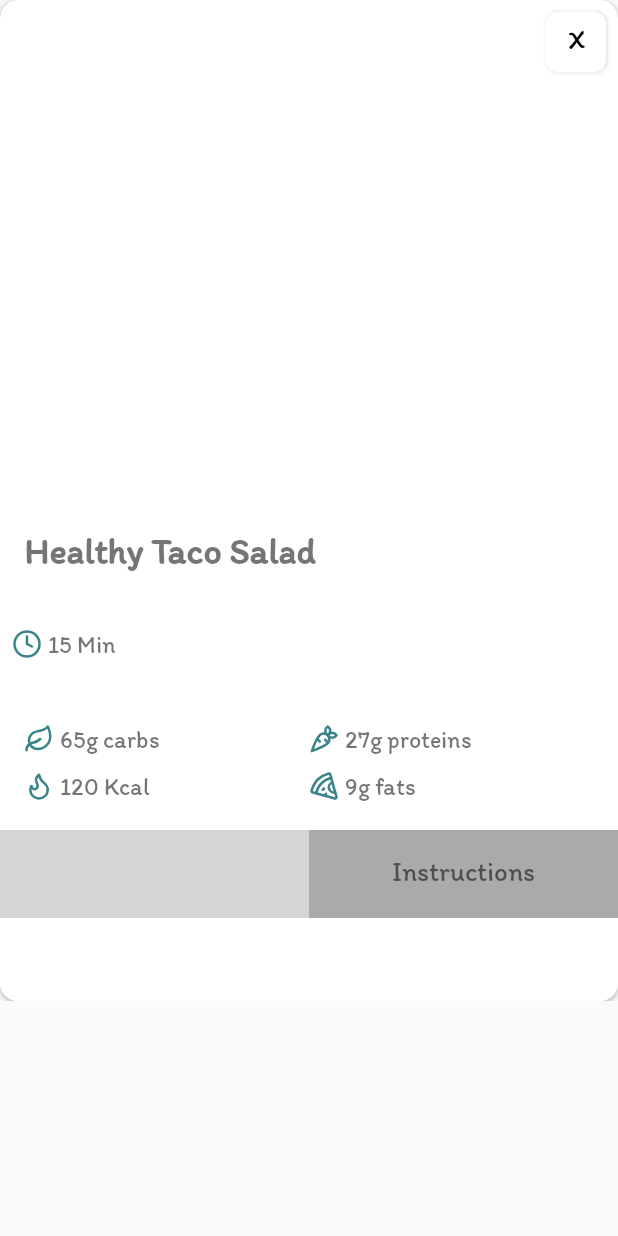
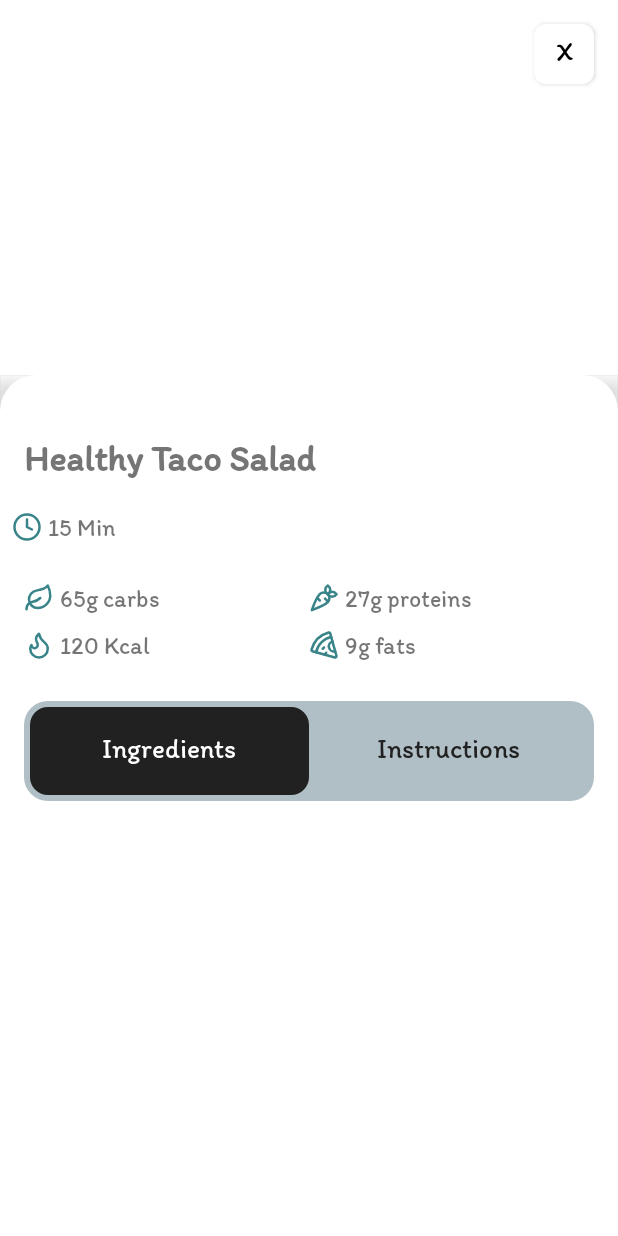
Before and after one commit to HaykAsatryanArm/UtemQez, an Android app: the RecipeDetailActivity screen opened directly, with no data from a screen before it, on a phone screen of 412 x 824 dp. Run offline under Robolectric (Android 15) with nearby library versions, the phone set to English and light mode, and no system bars; pictures from the network do not load; 1 statement that could not run was skipped; grey boxes are pictures that could not be loaded.

Commit message:
Recipe Design

```diff
--- a/app/src/main/java/com/haykasatryan/utemqez/RecipeDetailActivity.java
+++ b/app/src/main/java/com/haykasatryan/utemqez/RecipeDetailActivity.java
@@ -94,10 +94,10 @@ public class RecipeDetailActivity extends AppCompatActivity {
         // Populate nutrition
         Nutrition nutrition = recipe.getNutrition();
         if (nutrition != null) {
-            caloriesText.setText(nutrition.getCalories() != null ? nutrition.getCalories() + " Kcal" : "N/A");
-            proteinText.setText(nutrition.getProtein() != null ? nutrition.getProtein() + "g proteins" : "N/A");
-            fatText.setText(nutrition.getFat() != null ? nutrition.getFat() + "g fats" : "N/A");
-            carbsText.setText(nutrition.getCarbs() != null ? nutrition.getCarbs() + "g carbs" : "N/A");
+            caloriesText.setText(nutrition.getCalories() != null ? nutrition.getCalories(): "N/A");
+            proteinText.setText(nutrition.getProtein() != null ? nutrition.getProtein(): "N/A");
+            fatText.setText(nutrition.getFat() != null ? nutrition.getFat(): "N/A");
+            carbsText.setText(nutrition.getCarbs() != null ? nutrition.getCarbs(): "N/A");
         }
 
         // Populate ingredients
@@ -350,13 +350,17 @@ public class RecipeDetailActivity extends AppCompatActivity {
         if (showIngredients) {
             ingredientsContent.setVisibility(View.VISIBLE);
             instructionsContent.setVisibility(View.GONE);
-            ingredientsHeader.setBackgroundColor(getResources().getColor(R.color.main));
-            instructionsHeader.setBackgroundColor(getResources().getColor(android.R.color.darker_gray));
+            ingredientsHeader.setBackgroundResource(R.drawable.header_background); // Black background with rounded corners
+            ingredientsHeader.setTextColor(getResources().getColor(android.R.color.white));
+            instructionsHeader.setBackgroundResource(R.drawable.header_unselected_background); // Grey background with rounded corners
+            instructionsHeader.setTextColor(getResources().getColor(R.color.black_background));
         } else {
             ingredientsContent.setVisibility(View.GONE);
             instructionsContent.setVisibility(View.VISIBLE);
-            ingredientsHeader.setBackgroundColor(getResources().getColor(android.R.color.darker_gray));
-            instructionsHeader.setBackgroundColor(getResources().getColor(R.color.main));
+            ingredientsHeader.setBackgroundResource(R.drawable.header_unselected_background); // Grey background with rounded corners
+            ingredientsHeader.setTextColor(getResources().getColor(R.color.black_background));
+            instructionsHeader.setBackgroundResource(R.drawable.header_background); // Black background with rounded corners
+            instructionsHeader.setTextColor(getResources().getColor(android.R.color.white));
         }
     }
 
--- /dev/null
+++ b/app/src/main/res/drawable/header_background.xml
@@ -0,0 +1,4 @@
+<shape xmlns:android="http://schemas.android.com/apk/res/android">
+    <solid android:color="@color/black_background"/>
+    <corners android:radius="12dp"/>
+</shape>
--- /dev/null
+++ b/app/src/main/res/drawable/header_unselected_background.xml
@@ -0,0 +1,4 @@
+<shape xmlns:android="http://schemas.android.com/apk/res/android">
+    <solid android:color="@color/grey_background"/>
+    <corners android:radius="12dp"/>
+</shape>
--- /dev/null
+++ b/app/src/main/res/drawable/rounded_top_background.xml
@@ -0,0 +1,8 @@
+<shape xmlns:android="http://schemas.android.com/apk/res/android">
+    <solid android:color="@android:color/black"/>
+    <corners
+        android:topLeftRadius="16dp"
+        android:topRightRadius="16dp"
+        android:bottomLeftRadius="0dp"
+        android:bottomRightRadius="0dp"/>
+</shape>
--- /dev/null
+++ b/app/src/main/res/drawable/rounded_top_card.xml
@@ -0,0 +1,9 @@
+<?xml version="1.0" encoding="utf-8"?>
+<shape xmlns:android="http://schemas.android.com/apk/res/android">
+    <corners
+        android:topLeftRadius="24dp"
+        android:topRightRadius="24dp"
+        android:bottomLeftRadius="0dp"
+        android:bottomRightRadius="0dp" />
+    <solid android:color="@android:color/white" />
+</shape>
--- /dev/null
+++ b/app/src/main/res/drawable/toggle_headers_background.xml
@@ -0,0 +1,4 @@
+<shape xmlns:android="http://schemas.android.com/apk/res/android">
+    <solid android:color="@color/grey_background"/>
+    <corners android:radius="16dp"/>
+</shape>
--- a/app/src/main/res/layout/activity_recipe_detail.xml
+++ b/app/src/main/res/layout/activity_recipe_detail.xml
@@ -1,60 +1,72 @@
 <?xml version="1.0" encoding="utf-8"?>
-<androidx.core.widget.NestedScrollView
+<androidx.core.widget.NestedScrollView xmlns:android="http://schemas.android.com/apk/res/android"
+    xmlns:app="http://schemas.android.com/apk/res-auto"
     android:id="@+id/main"
-    xmlns:android="http://schemas.android.com/apk/res/android"
-    xmlns:app="http://schemas.android.com/apk/res-auto"
     android:layout_width="match_parent"
-    android:layout_height="match_parent">
+    android:layout_height="match_parent"
+    android:background="@color/white"
+    android:fillViewport="true">
 
     <androidx.constraintlayout.widget.ConstraintLayout
         android:layout_width="match_parent"
         android:layout_height="wrap_content">
 
-        <androidx.cardview.widget.CardView
-            android:layout_width="match_parent"
-            android:layout_height="wrap_content"
-            app:cardCornerRadius="12dp"
-            app:layout_constraintTop_toTopOf="parent">
-
-            <androidx.constraintlayout.widget.ConstraintLayout
-                android:layout_width="match_parent"
-                android:layout_height="wrap_content">
-
-                <FrameLayout
-                    android:id="@+id/imageFrame"
-                    android:layout_width="match_parent"
-                    android:layout_height="320dp"
-                    app:layout_constraintTop_toTopOf="parent">
-
+        <!-- Image View (top of screen) -->
         <ImageView
             android:id="@+id/detailRecipeImage"
             android:layout_width="match_parent"
             android:layout_height="300dp"
-                        android:scaleType="centerCrop"/>
+            android:scaleType="centerCrop"
+            app:layout_constraintTop_toTopOf="parent" />
 
+        <!-- Close button floating over image -->
         <Button
             android:id="@+id/closeButton"
             android:layout_width="40dp"
             android:layout_height="40dp"
-                        android:layout_gravity="end|top"
-                        android:layout_margin="8dp"
+            android:layout_margin="16dp"
+            android:background="@drawable/rounded_white_square"
+            android:contentDescription="Close recipe"
             android:text="X"
+            android:textColor="@android:color/black"
             android:textSize="18sp"
-                        android:textColor="@android:color/black"
-                        android:background="@drawable/rounded_white_square"
-                        android:contentDescription="Close recipe"/>
-                </FrameLayout>
+            app:layout_constraintEnd_toEndOf="parent"
+            app:layout_constraintTop_toTopOf="parent" />
 
+        <!-- Rounded card that overlaps the bottom of the image -->
+        <FrameLayout
+            android:layout_width="match_parent"
+            android:layout_height="wrap_content"
+            android:layout_marginTop="250dp"
+            android:clipChildren="true"
+            android:clipToPadding="true"
+            app:layout_constraintTop_toTopOf="parent">
+
+            <!-- Rounded card that overlaps the bottom of the image -->
+            <androidx.cardview.widget.CardView
+                android:layout_width="match_parent"
+                android:layout_height="wrap_content"
+                app:cardBackgroundColor="@android:color/transparent"
+                app:cardCornerRadius="0dp"
+                app:cardElevation="8dp">
+
+                <androidx.constraintlayout.widget.ConstraintLayout
+                    android:layout_width="match_parent"
+                    android:layout_height="wrap_content"
+                    android:background="@drawable/rounded_top_card"
+                    android:paddingTop="32dp">
+
+                    <!-- Rest of your content remains unchanged -->
                     <TextView
                         android:id="@+id/detailRecipeTitle"
                         android:layout_width="match_parent"
                         android:layout_height="wrap_content"
+                        android:paddingHorizontal="16dp"
+                        android:paddingVertical="8dp"
                         android:text="Healthy Taco Salad"
                         android:textSize="24sp"
                         android:textStyle="bold"
-                    android:layout_marginTop="16dp"
-                    android:padding="16dp"
-                    app:layout_constraintTop_toBottomOf="@id/imageFrame"/>
+                        app:layout_constraintTop_toTopOf="parent" />
 
                     <!-- Time with Icon -->
                     <LinearLayout
@@ -62,24 +74,23 @@
                         android:layout_width="wrap_content"
                         android:layout_height="wrap_content"
                         android:orientation="horizontal"
-                    android:layout_marginTop="8dp"
                         android:padding="8dp"
-                    app:layout_constraintTop_toBottomOf="@id/detailRecipeTitle"
-                    app:layout_constraintStart_toStartOf="parent">
+                        app:layout_constraintStart_toStartOf="parent"
+                        app:layout_constraintTop_toBottomOf="@id/detailRecipeTitle">
 
                         <ImageView
                             android:layout_width="20dp"
                             android:layout_height="20dp"
-                        android:src="@drawable/clock"
-                        android:contentDescription="Time Icon"/>
+                            android:contentDescription="Time Icon"
+                            android:src="@drawable/clock" />
 
                         <TextView
                             android:id="@+id/detailReadyInMinutes"
                             android:layout_width="wrap_content"
                             android:layout_height="wrap_content"
+                            android:layout_marginStart="4dp"
                             android:text="15 Min"
-                        android:textSize="16sp"
-                        android:layout_marginStart="4dp"/>
+                            android:textSize="16sp" />
                     </LinearLayout>
 
                     <!-- Nutrition Layout (2x2 Grid) -->
@@ -88,7 +99,6 @@
                         android:layout_width="match_parent"
                         android:layout_height="wrap_content"
                         android:orientation="vertical"
-                    android:layout_marginTop="16dp"
                         android:padding="16dp"
                         app:layout_constraintTop_toBottomOf="@id/timeLayout">
 
@@ -96,31 +106,31 @@
                         <LinearLayout
                             android:layout_width="match_parent"
                             android:layout_height="wrap_content"
-                        android:orientation="horizontal"
                             android:layout_weight="1"
-                        android:gravity="center">
+                            android:gravity="center"
+                            android:orientation="horizontal">
 
                             <!-- Carbs -->
                             <LinearLayout
                                 android:layout_width="0dp"
                                 android:layout_height="wrap_content"
                                 android:layout_weight="1"
-                            android:orientation="horizontal"
-                            android:gravity="left">
+                                android:gravity="left"
+                                android:orientation="horizontal">
 
                                 <ImageView
                                     android:layout_width="20dp"
                                     android:layout_height="20dp"
-                                android:src="@drawable/carbs"
-                                android:contentDescription="Carbs Icon"/>
+                                    android:contentDescription="Carbs Icon"
+                                    android:src="@drawable/carbs" />
 
                                 <TextView
                                     android:id="@+id/carbsText"
                                     android:layout_width="wrap_content"
                                     android:layout_height="wrap_content"
+                                    android:layout_marginStart="4dp"
                                     android:text="65g carbs"
-                                android:textSize="16sp"
-                                android:layout_marginStart="4dp"/>
+                                    android:textSize="16sp" />
                             </LinearLayout>
 
                             <!-- Protein -->
@@ -128,22 +138,22 @@
                                 android:layout_width="0dp"
                                 android:layout_height="wrap_content"
                                 android:layout_weight="1"
-                            android:orientation="horizontal"
-                            android:gravity="left">
+                                android:gravity="left"
+                                android:orientation="horizontal">
 
                                 <ImageView
                                     android:layout_width="20dp"
                                     android:layout_height="20dp"
-                                android:src="@drawable/proteins"
-                                android:contentDescription="Protein Icon"/>
+                                    android:contentDescription="Protein Icon"
+                                    android:src="@drawable/proteins" />
 
                                 <TextView
                                     android:id="@+id/proteinText"
                                     android:layout_width="wrap_content"
                                     android:layout_height="wrap_content"
+                                    android:layout_marginStart="4dp"
                                     android:text="27g proteins"
-                                android:textSize="16sp"
-                                android:layout_marginStart="4dp"/>
+                                    android:textSize="16sp" />
                             </LinearLayout>
                         </LinearLayout>
 
@@ -151,32 +161,32 @@
                         <LinearLayout
                             android:layout_width="match_parent"
                             android:layout_height="wrap_content"
-                        android:orientation="horizontal"
+                            android:layout_marginTop="8dp"
                             android:layout_weight="1"
                             android:gravity="center"
-                        android:layout_marginTop="8dp">
+                            android:orientation="horizontal">
 
                             <!-- Kcal -->
                             <LinearLayout
                                 android:layout_width="0dp"
                                 android:layout_height="wrap_content"
                                 android:layout_weight="1"
-                            android:orientation="horizontal"
-                            android:gravity="left">
+                                android:gravity="left"
+                                android:orientation="horizontal">
 
                                 <ImageView
                                     android:layout_width="20dp"
                                     android:layout_height="20dp"
-                                android:src="@drawable/kcal"
-                                android:contentDescription="Kcal Icon"/>
+                                    android:contentDescription="Kcal Icon"
+                                    android:src="@drawable/kcal" />
 
                                 <TextView
                                     android:id="@+id/caloriesText"
                                     android:layout_width="wrap_content"
                                     android:layout_height="wrap_content"
+                                    android:layout_marginStart="4dp"
                                     android:text="120 Kcal"
-                                android:textSize="16sp"
-                                android:layout_marginStart="4dp"/>
+                                    android:textSize="16sp" />
                             </LinearLayout>
 
                             <!-- Fats -->
@@ -184,22 +194,22 @@
                                 android:layout_width="0dp"
                                 android:layout_height="wrap_content"
                                 android:layout_weight="1"
-                            android:orientation="horizontal"
-                            android:gravity="left">
+                                android:gravity="left"
+                                android:orientation="horizontal">
 
                                 <ImageView
                                     android:layout_width="20dp"
                                     android:layout_height="20dp"
-                                android:src="@drawable/fats"
-                                android:contentDescription="Fats Icon"/>
+                                    android:contentDescription="Fats Icon"
+                                    android:src="@drawable/fats" />
 
                                 <TextView
                                     android:id="@+id/fatText"
                                     android:layout_width="wrap_content"
                                     android:layout_height="wrap_content"
+                                    android:layout_marginStart="4dp"
                                     android:text="9g fats"
-                                android:textSize="16sp"
-                                android:layout_marginStart="4dp"/>
+                                    android:textSize="16sp" />
                             </LinearLayout>
                         </LinearLayout>
                     </LinearLayout>
@@ -209,7 +219,11 @@
                         android:id="@+id/toggleHeaders"
                         android:layout_width="match_parent"
                         android:layout_height="wrap_content"
+                        android:layout_marginHorizontal="16dp"
+                        android:layout_marginTop="8dp"
+                        android:background="@drawable/toggle_headers_background"
                         android:orientation="horizontal"
+                        android:padding="4dp"
                         app:layout_constraintTop_toBottomOf="@id/nutritionLayout">
 
                         <TextView
@@ -217,25 +231,26 @@
                             android:layout_width="0dp"
                             android:layout_height="wrap_content"
                             android:layout_weight="1"
+                            android:background="@drawable/header_background"
+                            android:gravity="center"
+                            android:onClick="toggleContent"
+                            android:padding="16dp"
                             android:text="Ingredients"
                             android:textColor="@android:color/white"
-                        android:textSize="18sp"
-                        android:padding="16dp"
-                        android:background="@color/colorPrimary"
-                        android:gravity="center"
-                        android:onClick="toggleContent"/>
+                            android:textSize="18sp" />
 
                         <TextView
                             android:id="@+id/instructionsHeader"
                             android:layout_width="0dp"
                             android:layout_height="wrap_content"
                             android:layout_weight="1"
+                            android:background="@drawable/header_unselected_background"
+                            android:gravity="center"
+                            android:onClick="toggleContent"
+                            android:padding="16dp"
                             android:text="Instructions"
-                        android:textSize="18sp"
-                        android:padding="16dp"
-                        android:background="@android:color/darker_gray"
-                        android:gravity="center"
-                        android:onClick="toggleContent"/>
+                            android:textColor="@color/black_background"
+                            android:textSize="18sp" />
                     </LinearLayout>
 
                     <!-- Content Container -->
@@ -251,16 +266,16 @@
                             android:id="@+id/ingredientsContent"
                             android:layout_width="match_parent"
                             android:layout_height="wrap_content"
+                            android:background="@android:color/white"
                             android:orientation="vertical"
                             android:padding="16dp"
-                        android:background="@android:color/white"
                             android:visibility="visible">
 
                             <TextView
                                 android:id="@+id/detailIngredients"
                                 android:layout_width="match_parent"
                                 android:layout_height="wrap_content"
-                            android:textSize="16sp"/>
+                                android:textSize="16sp" />
                         </LinearLayout>
 
                         <!-- Instructions Content -->
@@ -268,40 +283,41 @@
                             android:id="@+id/instructionsContent"
                             android:layout_width="match_parent"
                             android:layout_height="wrap_content"
+                            android:background="@android:color/white"
                             android:orientation="vertical"
                             android:padding="16dp"
-                        android:background="@android:color/white"
                             android:visibility="gone">
 
                             <Button
                                 android:id="@+id/voiceButton"
                                 android:layout_width="wrap_content"
                                 android:layout_height="wrap_content"
+                                android:layout_marginBottom="8dp"
+                                android:backgroundTint="@android:color/holo_green_dark"
+                                android:contentDescription="Start voice instructions"
                                 android:text="Start Voice Instructions"
-                            android:textSize="16sp"
-                            android:backgroundTint="@android:color/holo_green_dark"
-                            android:layout_marginBottom="8dp"
-                            android:contentDescription="Start voice instructions"/>
+                                android:textSize="16sp" />
 
                             <Button
                                 android:id="@+id/nextStepButton"
                                 android:layout_width="wrap_content"
                                 android:layout_height="wrap_content"
+                                android:layout_marginBottom="8dp"
+                                android:backgroundTint="@android:color/holo_blue_dark"
+                                android:contentDescription="Advance to next instruction"
                                 android:text="Next Step"
-                            android:textSize="16sp"
-                            android:backgroundTint="@android:color/holo_blue_dark"
-                            android:layout_marginBottom="8dp"
-                            android:contentDescription="Advance to next instruction"/>
+                                android:textSize="16sp" />
 
                             <TextView
                                 android:id="@+id/detailInstructions"
                                 android:layout_width="match_parent"
                                 android:layout_height="wrap_content"
-                            android:textSize="16sp"
-                            android:lineSpacingExtra="4dp"/>
+                                android:lineSpacingExtra="4dp"
+                                android:textSize="16sp" />
                         </LinearLayout>
                     </LinearLayout>
                 </androidx.constraintlayout.widget.ConstraintLayout>
             </androidx.cardview.widget.CardView>
+        </FrameLayout>
     </androidx.constraintlayout.widget.ConstraintLayout>
 </androidx.core.widget.NestedScrollView>
--- a/app/src/main/res/values/colors.xml
+++ b/app/src/main/res/values/colors.xml
@@ -11,4 +11,7 @@
     <color name="dark_teal_60">#992F4858</color>
     <color name="dark_teal_20">#332F4858</color>
     <color name="lavender">#8692f7</color>
+    <color name="grey_background">#B0BEC5</color> <!-- Light grey for unselected state -->
+    <color name="black_background">#212121</color> <!-- Black for selected state -->
+    <color name="colorPrimary">#212121</color>
 </resources>
```
Lines whose indentation alone changed are shown as unchanged.
